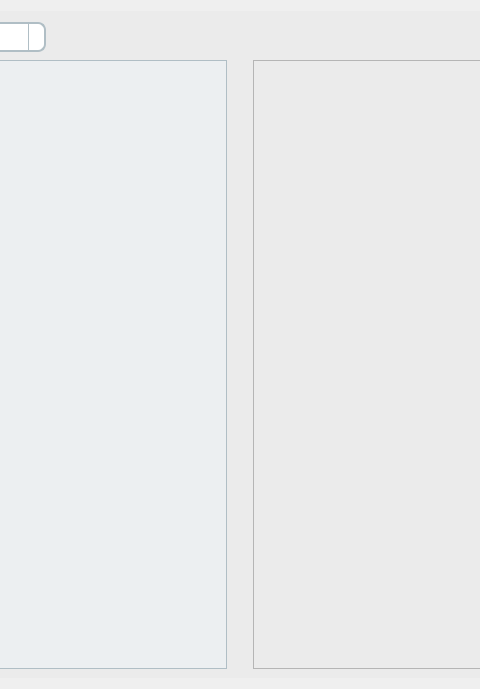
Qt form src/edcon/gui/ui/processdata_tab.ui (Festo-se/festo-edcon) before a commit; both pictures show x 153 to 633 and y 0 to 689 of the 786 by 689 pixel window.
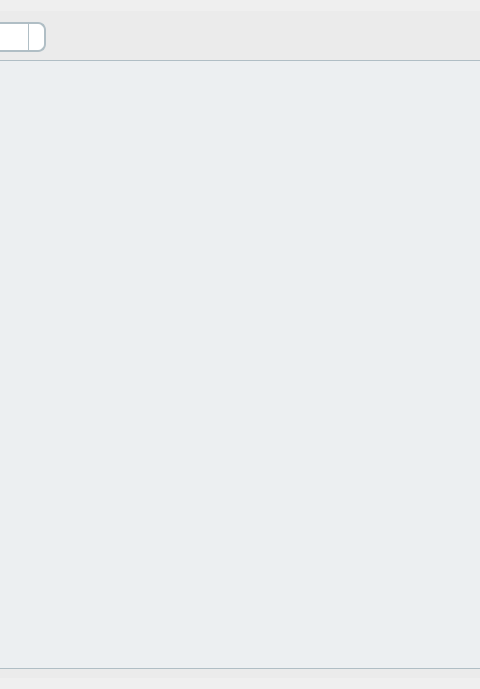
The same form after that commit. Icons and pictures are not drawn.

Commit message: added extra window for state diagram

What changed in the file:
```diff
--- a/src/edcon/gui/ui/processdata_tab.ui
+++ b/src/edcon/gui/ui/processdata_tab.ui
@@ -291,24 +291,7 @@
          </widget>
         </item>
         <item>
-         <layout class="QVBoxLayout" name="verticalLayout_4">
-          <item>
-           <spacer name="verticalSpacer">
-            <property name="orientation">
-             <enum>Qt::Vertical</enum>
-            </property>
-            <property name="sizeHint" stdset="0">
-             <size>
-              <width>20</width>
-              <height>40</height>
-             </size>
-            </property>
-           </spacer>
-          </item>
-         </layout>
-        </item>
-        <item>
-         <widget class="QGraphicsView" name="graphicsView"/>
+         <layout class="QVBoxLayout" name="verticalLayout_4"/>
         </item>
        </layout>
       </item>
```
The commit also changes 2 other files.
